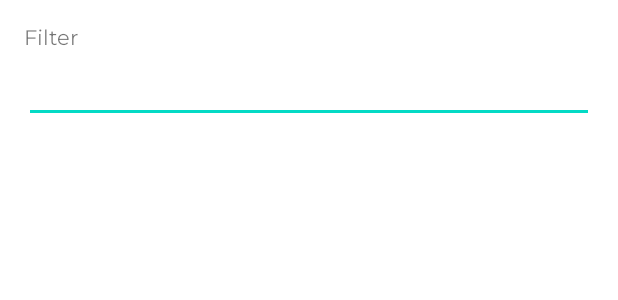
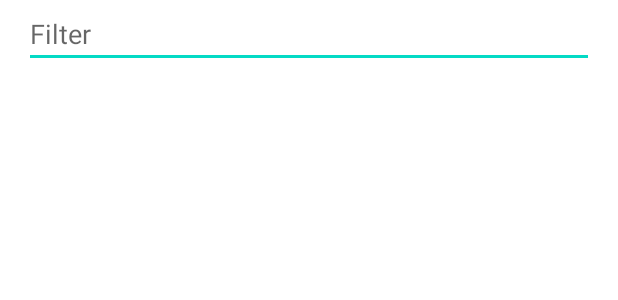
Before and after one commit to reneargento/android-user-list, an Android app: the layout user_list_fragment.xml on its own in the app's theme, with its tools: preview values and no code run, on a phone screen of 412 x 824 dp. Shown: the top 300 px of the screen. Run offline under Robolectric (Android 15) with nearby library versions, the phone set to English and light mode, and no system bars.

Commit message:
Updated layout

```diff
--- a/app/src/main/res/layout/user_list_fragment.xml
+++ b/app/src/main/res/layout/user_list_fragment.xml
@@ -16,26 +16,15 @@
         app:layout_constraintEnd_toEndOf="parent"
         app:layout_constraintBottom_toBottomOf="parent" />
 
-    <com.random.user.presentation.custom.MontserratTextView
-        android:id="@+id/filter"
-        android:layout_width="wrap_content"
-        android:layout_height="wrap_content"
-        android:layout_marginStart="16dp"
-        android:layout_marginTop="16dp"
-        android:fontFamily="@font/montserrat"
-        android:text="@string/filter"
-        android:textStyle="bold"
-        app:layout_constraintStart_toStartOf="parent"
-        app:layout_constraintTop_toTopOf="parent" />
-
     <com.google.android.material.textfield.TextInputEditText
         android:id="@+id/search"
         android:layout_width="match_parent"
         android:layout_height="wrap_content"
-        app:layout_constraintStart_toStartOf="@+id/filter"
-        app:layout_constraintTop_toBottomOf="@+id/filter"
+        app:layout_constraintStart_toStartOf="parent"
+        app:layout_constraintTop_toTopOf="parent"
         android:layout_marginStart="16dp"
-        android:layout_marginEnd="16dp" />
+        android:layout_marginEnd="16dp"
+        android:hint="@string/filter" />
 
     <androidx.recyclerview.widget.RecyclerView
         android:id="@+id/user_list"
```
